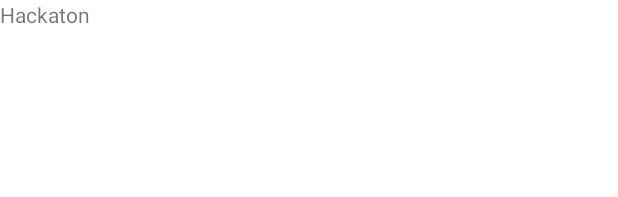
After one commit to NIKITry/Hackaton, an Android app: the layout fragment_game.xml on its own in the app's theme, with its tools: preview values and no code run, on a phone screen of 412 x 824 dp. The commit adds this screen. Shown: the top 197 px of the screen. Run offline under Robolectric (Android 15) with nearby library versions, the phone set to English and light mode, and no system bars.

Commit message:
add default fragments

```diff
--- /dev/null
+++ b/app/src/main/res/layout/fragment_game.xml
@@ -0,0 +1,14 @@
+<?xml version="1.0" encoding="utf-8"?>
+<FrameLayout xmlns:android="http://schemas.android.com/apk/res/android"
+    xmlns:tools="http://schemas.android.com/tools"
+    android:layout_width="match_parent"
+    android:layout_height="match_parent"
+    tools:context=".fragment.GameFragment">
+
+    <!-- TODO: Update blank fragment layout -->
+    <TextView
+        android:layout_width="match_parent"
+        android:layout_height="match_parent"
+        android:text="@string/app_name" />
+
+</FrameLayout>
```
Also changed, not shown: app/src/main/java/com/example/hackaton/MainActivity.kt (+32 -1 lines), app/src/main/java/com/example/hackaton/fragment/GameFragment.kt (added, +60 -0 lines), app/src/main/java/com/example/hackaton/fragment/MaterialFragment.kt (added, +60 -0 lines), app/src/main/res/layout/fragment_material.xml (added, +14 -0 lines).
